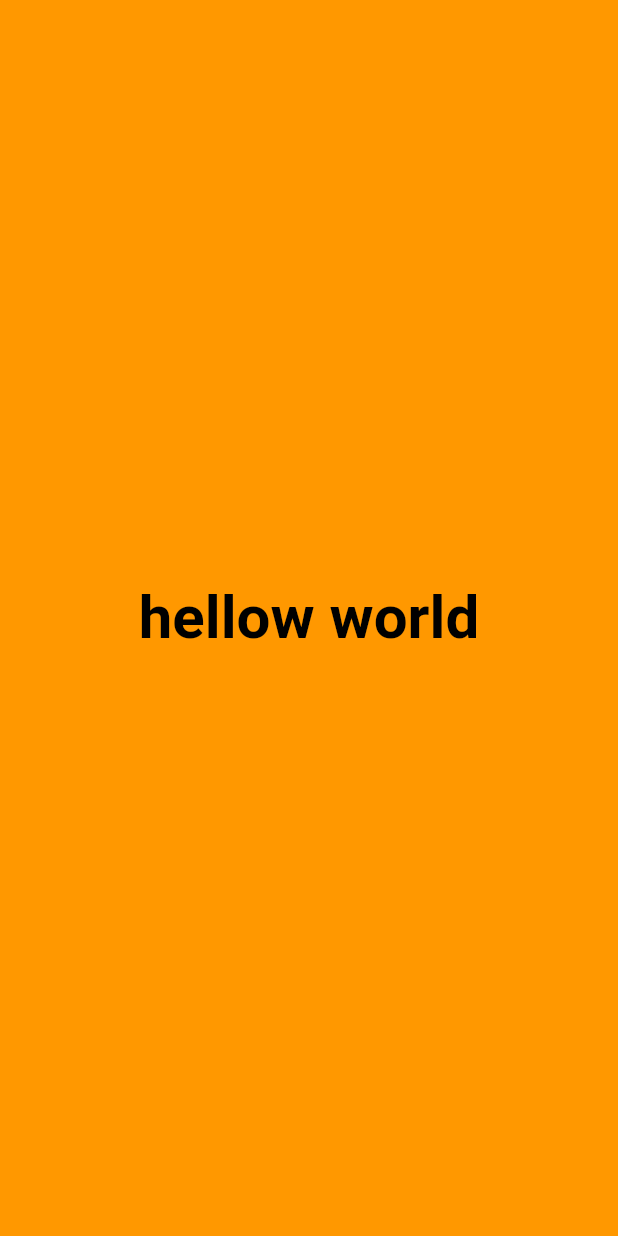
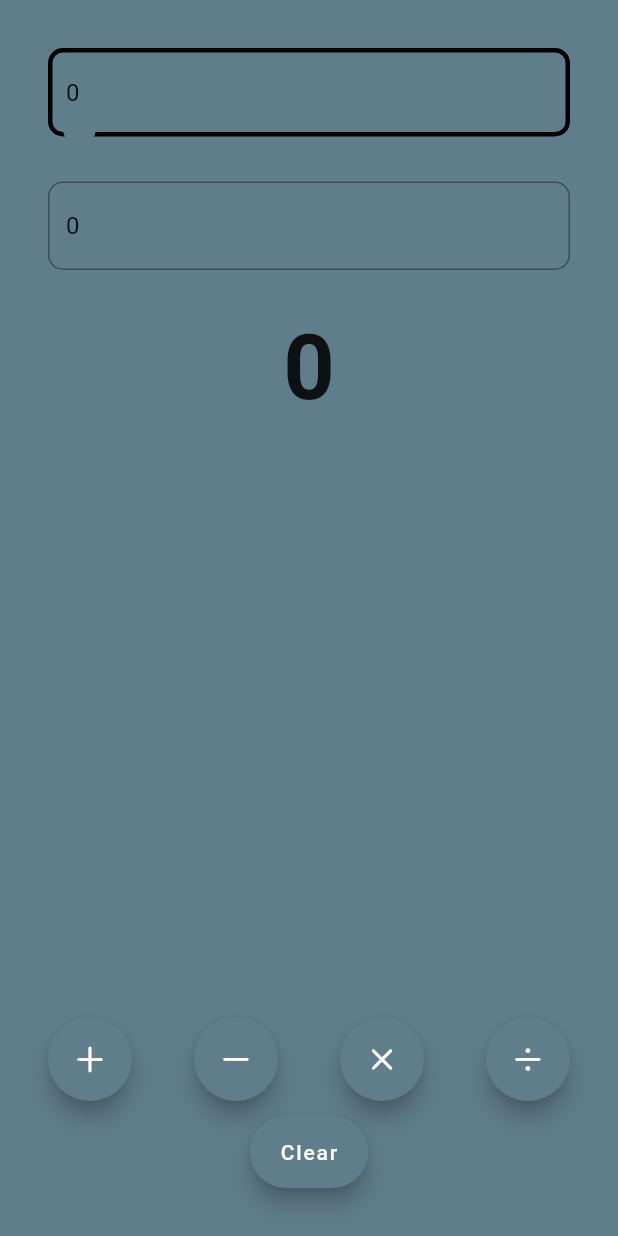
Before and after one commit to NazmulBhuiyanBD/flutter_calculator, a Flutter app: the screen it shows after launch, on a phone screen of 412 x 824 dp. Run offline on Flutter 3.47's test engine with Material 2 defaults, Android fonts, the phone set to English and light mode, and no system bars.

Commit message:
calculator done

```diff
--- a/lib/app/app.dart
+++ b/lib/app/app.dart
@@ -8,9 +8,10 @@ class Myapp extends StatelessWidget {
 
   @override
   Widget build(BuildContext context) {
-    return const MaterialApp(
+    return MaterialApp(
       title: "Learn flutter",
-      home: Homeview(),
+      theme: ThemeData(primarySwatch: Colors.blueGrey),
+      home: const Homeview(),
     );
   }
 }
--- /dev/null
+++ b/lib/app/view/calculator_view.dart
@@ -0,0 +1,167 @@
+import 'package:flutter/cupertino.dart';
+import 'package:flutter/material.dart';
+
+class Calculatorview extends StatefulWidget {
+  const Calculatorview({super.key});
+
+  @override
+  State<Calculatorview> createState() => _CalculatorviewState();
+}
+
+class AppLifecycleListener {}
+
+class _CalculatorviewState extends State<Calculatorview> {
+  int x = 0;
+  int y = 0;
+  num z = 0;
+  final displayOneController = TextEditingController();
+  final displayTwoController = TextEditingController();
+
+  late final AppLifecycleListener _listener;
+
+  @override
+  void initState() {
+    super.initState();
+    displayOneController.text = x.toString();
+    displayTwoController.text = y.toString();
+
+    _listener = AppLifecycleListener();
+  }
+
+  @override
+  void dispose() {
+    displayOneController.dispose();
+    displayTwoController.dispose();
+    //_listener.dispose();
+    super.dispose();
+  }
+
+  @override
+  Widget build(BuildContext context) {
+    return Padding(
+      padding: const EdgeInsets.all(32.0),
+      child: Column(
+        children: [
+          //calculator display
+          Calculatordisplay(
+              hint: "Enter first numer", controller: displayOneController),
+          const SizedBox(
+            height: 30,
+          ),
+          Calculatordisplay(
+              hint: "Enter second numer", controller: displayTwoController),
+          const SizedBox(
+            height: 30,
+          ),
+          Text(
+            key: const Key("Result"),
+            z.toString(),
+            style: const TextStyle(
+              fontSize: 60,
+              fontWeight: FontWeight.bold,
+            ),
+          ),
+          const Spacer(),
+          Row(
+            mainAxisAlignment: MainAxisAlignment.spaceBetween,
+            children: [
+              FloatingActionButton(
+                onPressed: () {
+                  setState(
+                    () {
+                      z = num.tryParse(displayOneController.text)! +
+                          num.tryParse(displayTwoController.text)!;
+                    },
+                  );
+                },
+                child: const Icon(CupertinoIcons.add),
+              ),
+              FloatingActionButton(
+                onPressed: () {
+                  setState(
+                    () {
+                      z = num.tryParse(displayOneController.text)! -
+                          num.tryParse(displayTwoController.text)!;
+                    },
+                  );
+                },
+                child: const Icon(CupertinoIcons.minus),
+              ),
+              FloatingActionButton(
+                onPressed: () {
+                  setState(
+                    () {
+                      z = num.tryParse(displayOneController.text)! *
+                          num.tryParse(displayTwoController.text)!;
+                    },
+                  );
+                },
+                child: const Icon(CupertinoIcons.multiply),
+              ),
+              FloatingActionButton(
+                onPressed: () {
+                  setState(
+                    () {
+                      z = num.tryParse(displayOneController.text)! /
+                          num.tryParse(displayTwoController.text)!;
+                    },
+                  );
+                },
+                child: const Icon(CupertinoIcons.divide),
+              )
+            ],
+          ),
+          const SizedBox(
+            height: 10,
+          ),
+          FloatingActionButton.extended(
+            onPressed: () {
+              x = 0;
+              y = 0;
+              z = 0;
+              displayOneController.clear();
+              displayTwoController.clear();
+            },
+            label: const Text("Clear"),
+          ),
+        ],
+      ),
+    );
+  }
+}
+
+class Calculatordisplay extends StatelessWidget {
+  const Calculatordisplay({
+    super.key,
+    this.hint = "Enter a number",
+    required this.controller,
+  });
+
+  final String? hint;
+  final TextEditingController controller;
+  @override
+  Widget build(BuildContext context) {
+    return TextField(
+      controller: controller,
+      keyboardType: TextInputType.number,
+      autofocus: true,
+      decoration: InputDecoration(
+          focusedBorder: OutlineInputBorder(
+            borderSide: const BorderSide(
+              color: Colors.black,
+              width: 3.0,
+            ),
+            borderRadius: BorderRadius.circular(10),
+          ),
+          border: OutlineInputBorder(
+            borderSide: const BorderSide(
+              color: Colors.black,
+              width: 3.0,
+            ),
+            borderRadius: BorderRadius.circular(10),
+          ),
+          hintText: hint,
+          hintStyle: const TextStyle(color: Colors.black)),
+    );
+  }
+}
--- a/lib/app/view/home_view.dart
+++ b/lib/app/view/home_view.dart
@@ -1,3 +1,4 @@
+import 'package:first_p/app/view/calculator_view.dart';
 import 'package:flutter/material.dart';
 
 class Homeview extends StatelessWidget {
@@ -5,16 +6,9 @@ class Homeview extends StatelessWidget {
 
   @override
   Widget build(BuildContext context) {
-    return Material(
-      child: Container(
-        color: Colors.orange,
-        child: const Center(
-            child: Text(
-          "hellow world",
-          style: TextStyle(
-              fontSize: 40, color: Colors.black, fontWeight: FontWeight.bold),
-        )),
-      ),
+    return const Scaffold(
+      backgroundColor: Colors.blueGrey,
+      body: SafeArea(child: Calculatorview()),
     );
   }
 }
```
Also changed, not shown: 1 other file.
